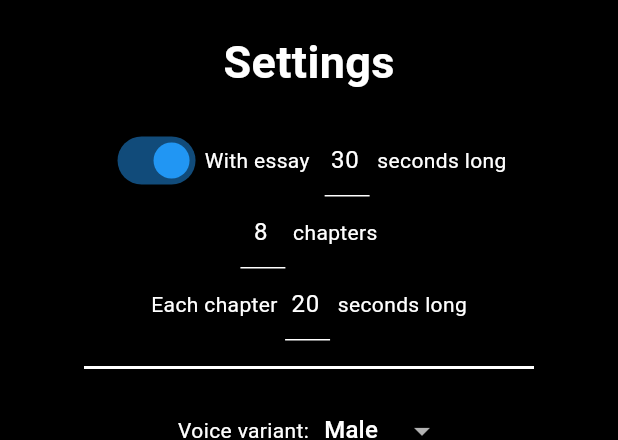
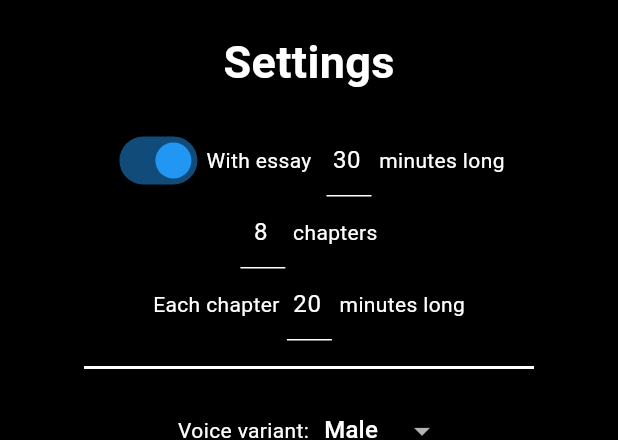
Before and after one commit to dvirberlo/psychoclock_flutter, a Flutter app: the SettingsView widget shown alone on an empty page, opened directly, on a phone screen of 412 x 824 dp. Shown: the top 440 px of the screen. Run offline on Flutter 3.47's test engine with Material 2 defaults, Android fonts, the phone set to English and light mode, and no system bars; our stand-ins replace audioplayers, rxdart, shared_preferences, visibility_detector, wakelock; missing offline and left inert: flutter_adaptive_scaffold; accounts and stored records are empty; Roboto replaces fonts that are missing (Hind).

Commit message:
fix: replace "seconds" with "minutes" (typo)

```diff
--- a/lib/app/views/settings_view.dart
+++ b/lib/app/views/settings_view.dart
@@ -30,7 +30,7 @@ class SettingsView extends StatelessWidget {
                       const SizedBox(width: 10),
                       if (settings.withEssay)
                         _DoubleField(
-                          afterLabel: 'seconds long',
+                          afterLabel: 'minutes long',
                           initValue: settings.essaySeconds,
                           onChanged: (value) {
                             SettingsController().essaySeconds.set(value);
@@ -48,7 +48,7 @@ class SettingsView extends StatelessWidget {
                 if (settings.chaptersCount > 0)
                   _DoubleField(
                     label: 'Each chapter',
-                    afterLabel: 'seconds long',
+                    afterLabel: 'minutes long',
                     initValue: settings.chapterSeconds,
                     onChanged: (value) {
                       SettingsController().chapterSeconds.set(value);
@@ -245,7 +245,7 @@ class _DoubleField extends _Field {
   _DoubleField({
     super.key,
     super.label,
-    super.afterLabel = 'seconds',
+    super.afterLabel = 'minutes',
     required int initValue,
     required Function(int) onChanged,
     devideBy = 60,
```
